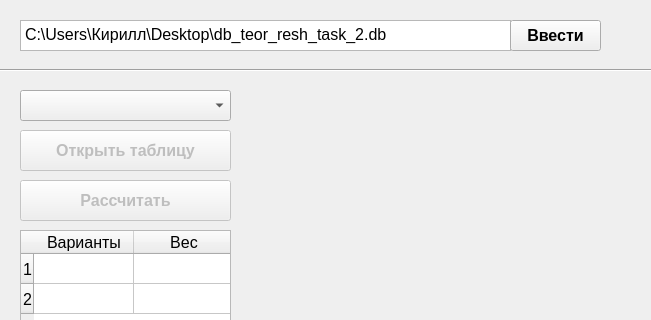
This is mainwindow.ui in L0BERY/hierarchy-analysis as Qt 5 draws it before an edit; both pictures show x 0 to 651 and y 0 to 320 of the 955 by 645 pixel window. The edited form follows.
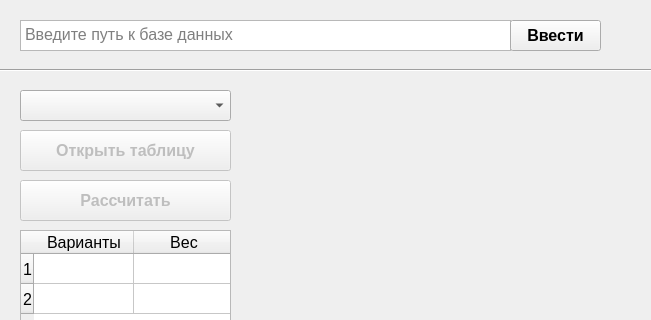
This is the edited form.

```diff
--- a/mainwindow.ui
+++ b/mainwindow.ui
@@ -40,7 +40,7 @@
 li.unchecked::marker { content: &quot;\2610&quot;; }
 li.checked::marker { content: &quot;\2612&quot;; }
 &lt;/style&gt;&lt;/head&gt;&lt;body style=&quot; font-family:'Segoe UI'; font-size:12pt; font-weight:400; font-style:normal;&quot;&gt;
-&lt;p style=&quot; margin-top:0px; margin-bottom:0px; margin-left:0px; margin-right:0px; -qt-block-indent:0; text-indent:0px;&quot;&gt;C:\Users\Кирилл\Desktop\db_teor_resh_task_2.db&lt;/p&gt;&lt;/body&gt;&lt;/html&gt;</string>
+&lt;p style=&quot;-qt-paragraph-type:empty; margin-top:0px; margin-bottom:0px; margin-left:0px; margin-right:0px; -qt-block-indent:0; text-indent:0px;&quot;&gt;&lt;br /&gt;&lt;/p&gt;&lt;/body&gt;&lt;/html&gt;</string>
     </property>
     <property name="placeholderText">
      <string>Введите путь к базе данных</string>
```
